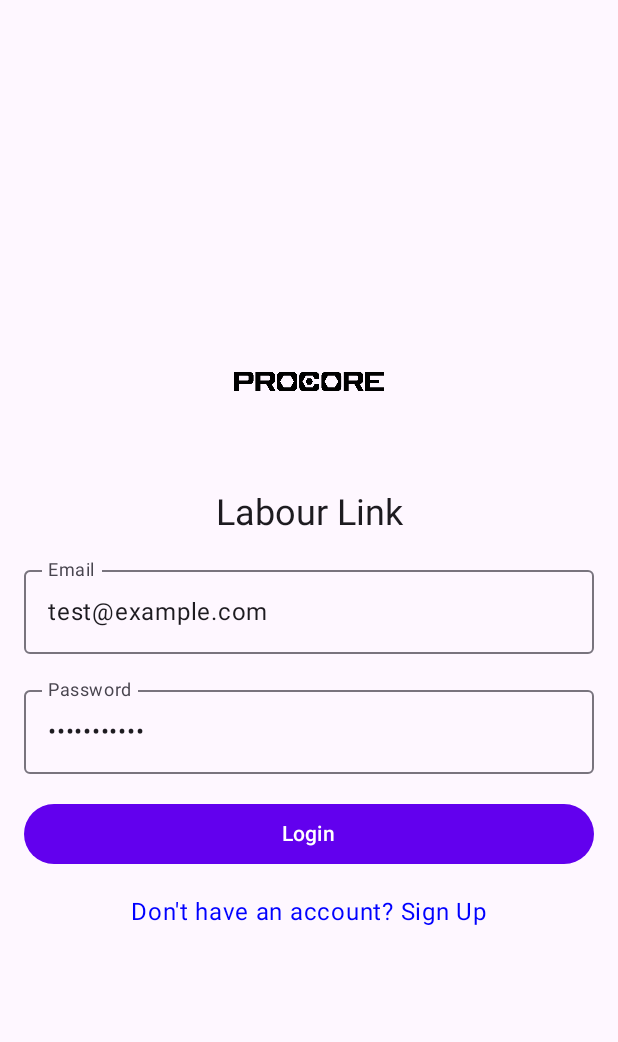
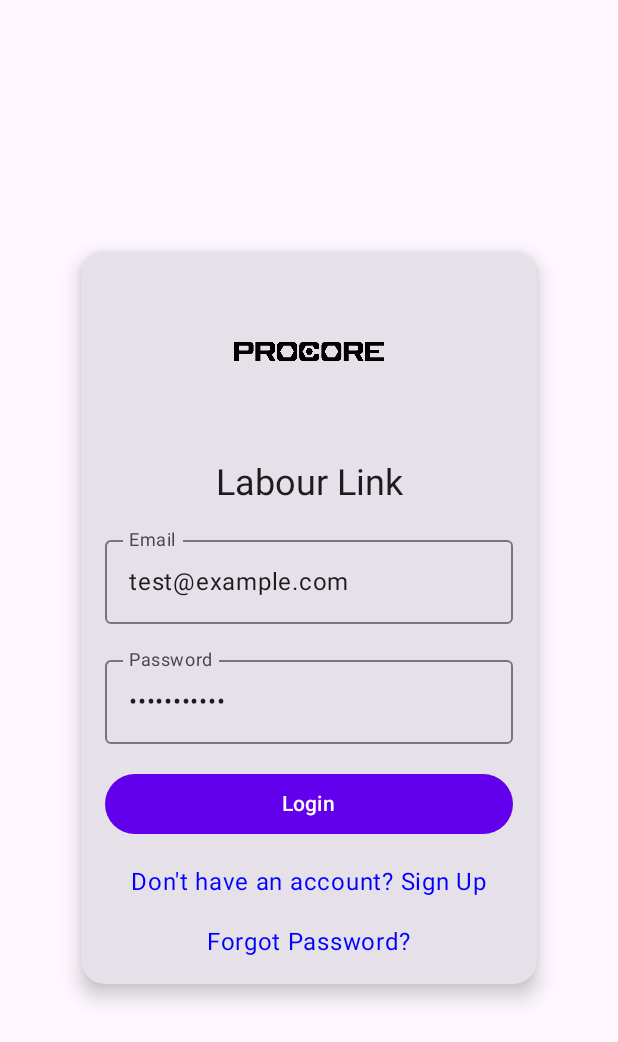
Before and after one commit to vishal-rathod-mob/LabourLink, an Android app built with Jetpack Compose: the screen it shows after launch (LoginActivity), on a phone screen of 412 x 824 dp. Shown: the top 1042 px of the screen. Run offline under Robolectric (Android 15) with nearby library versions, the phone set to English and light mode, and no system bars; our stand-ins replace livedata-compose.

Commit message:
improved the UI

```diff
--- a/app/src/main/java/com/procore/hackathon/labourlink/ui/login/LoginScreen.kt
+++ b/app/src/main/java/com/procore/hackathon/labourlink/ui/login/LoginScreen.kt
@@ -19,6 +19,8 @@ import androidx.compose.foundation.text.ClickableText
 import androidx.compose.foundation.text.KeyboardOptions
 import androidx.compose.material3.Button
 import androidx.compose.material3.ButtonDefaults
+import androidx.compose.material3.Card
+import androidx.compose.material3.CardDefaults
 import androidx.compose.material3.MaterialTheme
 import androidx.compose.material3.OutlinedTextField
 import androidx.compose.material3.Surface
@@ -56,22 +58,18 @@ fun LoginScreen(
     val loginResult by viewModel.loginResult.observeAsState()
     val context = LocalContext.current // Obtain the context in a composable-safe way
 
-    LaunchedEffect(loginResult) {
-        loginResult?.let { success ->
-            if (success) {
-                val intent = Intent(context, MainActivity::class.java)
-                context.startActivity(intent)
-            } else {
-                Toast.makeText(context, "Invalid Credentials", Toast.LENGTH_SHORT).show()
-            }
-        }
-    }
-
     Surface(modifier = Modifier.fillMaxSize()) {
+        Box(
+            modifier = Modifier.fillMaxSize(),
+            contentAlignment = Alignment.Center
+        ) {
+            Card(
+                shape = RoundedCornerShape(16.dp), // Increased corner radius for better visual appeal
+                elevation = CardDefaults.cardElevation(defaultElevation = 8.dp), // Correct usage of CardElevation
+                modifier = Modifier.padding(16.dp).fillMaxWidth(0.8f)
+            ) {
                 Column(
-            modifier = Modifier
-                .padding(16.dp)
-                .fillMaxWidth(),
+                    modifier = Modifier.padding(16.dp),
                     horizontalAlignment = Alignment.CenterHorizontally,
                     verticalArrangement = Arrangement.Center
                 ) {
@@ -80,17 +78,13 @@ fun LoginScreen(
                         contentDescription = "Labour Link",
                         modifier = Modifier.size(100.dp)
                     )
-
                     Spacer(modifier = Modifier.height(24.dp))
-
                     Text(
                         text = "Labour Link",
                         style = MaterialTheme.typography.titleLarge,
                         fontSize = 24.sp
                     )
-
                     Spacer(modifier = Modifier.height(16.dp))
-
                     OutlinedTextField(
                         value = email,
                         onValueChange = { email = it },
@@ -99,9 +93,7 @@ fun LoginScreen(
                         keyboardOptions = KeyboardOptions(keyboardType = KeyboardType.Email),
                         modifier = Modifier.fillMaxWidth()
                     )
-
                     Spacer(modifier = Modifier.height(16.dp))
-
                     OutlinedTextField(
                         value = password,
                         onValueChange = { password = it },
@@ -111,23 +103,33 @@ fun LoginScreen(
                         keyboardOptions = KeyboardOptions(keyboardType = KeyboardType.Password),
                         modifier = Modifier.fillMaxWidth()
                     )
-
                     Spacer(modifier = Modifier.height(16.dp))
-
                     Button(
-                onClick = { onLoginClicked(email, password) },
+                        onClick = {
+                            if (email.isNotEmpty() && password.isNotEmpty()) {
+                                onLoginClicked(email, password)
+                                context.startActivity(Intent(context, MainActivity::class.java))
+                            }
+                        },
                         modifier = Modifier.fillMaxWidth(),
+                        colors = ButtonDefaults.buttonColors(containerColor = MaterialTheme.colorScheme.primary)
                     ) {
-                Text(text = "Login")
+                        Text(text = "Login", color = Color.White)
                     }
-
                     Spacer(modifier = Modifier.height(16.dp))
-
                     ClickableText(
                         text = AnnotatedString("Don't have an account? Sign Up"),
+                        onClick = { onSignUpClicked() },
+                        style = MaterialTheme.typography.bodyLarge.copy(color = Color.Blue)
+                    )
+                    Spacer(modifier = Modifier.height(16.dp))
+                    ClickableText(
+                        text = AnnotatedString("Forgot Password?"),
                         onClick = { onSignUpClicked() },
                         style = MaterialTheme.typography.bodyLarge.copy(color = Color.Blue)
                     )
                 }
             }
         }
+    }
+}
```
Lines whose indentation alone changed are shown as unchanged.
